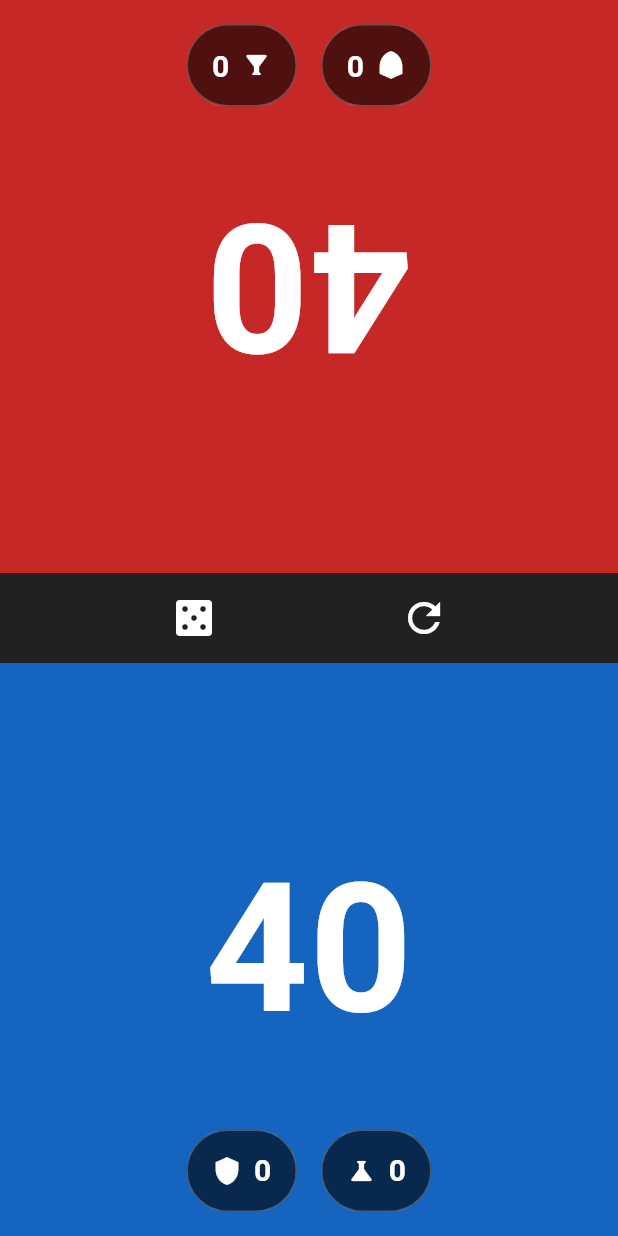
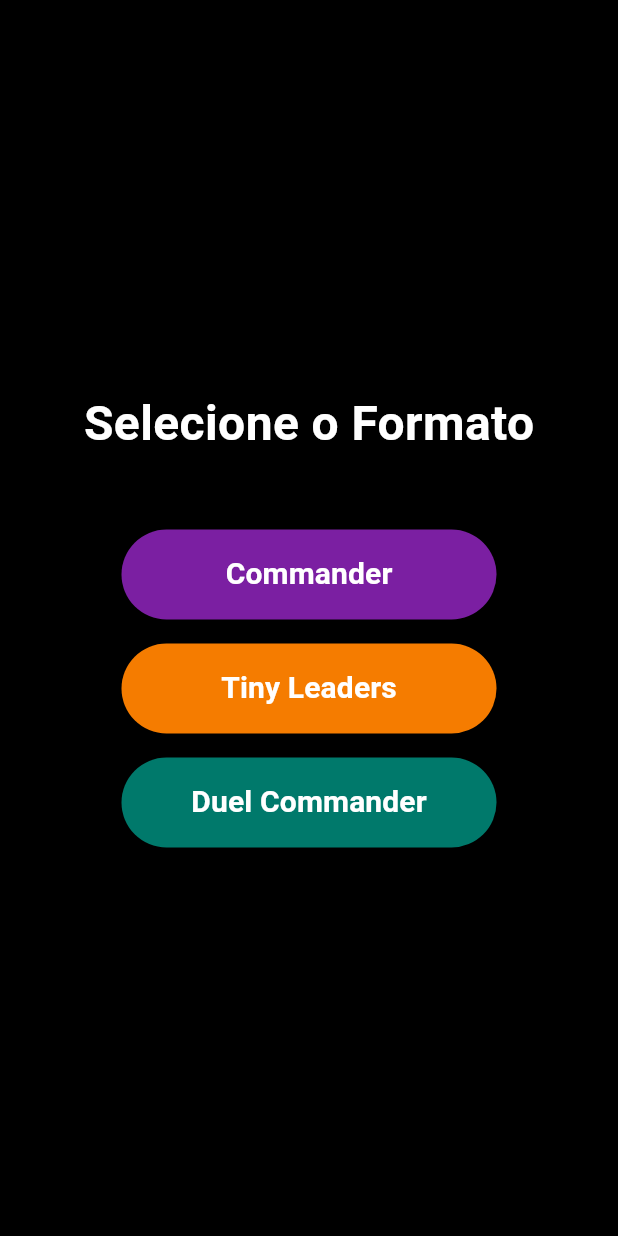
Before and after one commit to pedroso-dev/wolfnir_mtg_life_counter, a Flutter app: the screen it shows after launch, on a phone screen of 412 x 824 dp. Run offline on Flutter 3.47's test engine with Material 3 defaults, Android fonts, the phone set to English and light mode, and no system bars; our stand-ins replace equatable, flutter_bloc, wakelock_plus.

Commit message:
feat: implementa seleção de formatos e botão de trocar modo; fix: atualiza suíte de testes (v0.3.2)

```diff
--- a/lib/core/constants/strings.dart
+++ b/lib/core/constants/strings.dart
@@ -8,6 +8,10 @@ class AppStrings {
   static const life = 'Vida';
   static const player1 = 'Jogador 1';
   static const player2 = 'Jogador 2';
+  static const selectFormat = 'Selecione o Formato';
+  static const commander = 'Commander';
+  static const duelCommander = 'Duel Commander';
+  static const tinyLeaders = 'Tiny Leaders';
 
   // Novas strings para os Dados
   static const rollDice = 'Rolar Dados';
--- a/lib/features/match/presentation/cubit/match_state.dart
+++ b/lib/features/match/presentation/cubit/match_state.dart
@@ -1,5 +1,6 @@
 import 'package:equatable/equatable.dart';
 import '../../domain/entities/player.dart';
+import '../../domain/enums/game_format.dart';
 
 enum MatchStatus { initial, playing, finished }
 
@@ -8,25 +9,29 @@ class MatchState extends Equatable {
   final Map<String, Player> players;
   final MatchStatus status;
   final String? loserId;
+  final GameFormat? format; // Adicionado aqui
 
   const MatchState({
     required this.players,
     this.status = MatchStatus.initial,
     this.loserId,
+    this.format, // Adicionado aqui
   });
 
   MatchState copyWith({
     Map<String, Player>? players,
     MatchStatus? status,
     String? loserId,
+    GameFormat? format, // Adicionado aqui
   }) {
     return MatchState(
       players: players ?? this.players,
       status: status ?? this.status,
       loserId: loserId ?? this.loserId,
+      format: format ?? this.format, // Adicionado aqui
     );
   }
 
   @override
-  List<Object?> get props => [players, status, loserId];
+  List<Object?> get props => [players, status, loserId, format];
 }
--- a/lib/features/match/presentation/pages/match_screen.dart
+++ b/lib/features/match/presentation/pages/match_screen.dart
@@ -5,6 +5,7 @@ import '../cubit/match_cubit.dart';
 import '../cubit/match_state.dart';
 import '../widgets/player_board.dart';
 import '../widgets/dice_modal.dart';
+import '../../domain/enums/game_format.dart';
 
 class MatchScreen extends StatefulWidget {
   const MatchScreen({super.key});
@@ -17,8 +18,6 @@ class _MatchScreenState extends State<MatchScreen> {
   @override
   void initState() {
     super.initState();
-    // Start the match when the screen loads
-    context.read<MatchCubit>().startMatch();
   }
 
   void _showWinnerDialog(BuildContext context, String loserId) {
@@ -52,6 +51,39 @@ class _MatchScreenState extends State<MatchScreen> {
       backgroundColor: Colors.transparent,
       builder: (context) => const DiceModal(),
     );
+  } // <-- A chave que faltava para fechar o modal estava aqui!
+
+  Widget _buildSetupScreen(BuildContext context) {
+    return Center(
+      child: Column(
+        mainAxisAlignment: MainAxisAlignment.center,
+        children: [
+          const Text(
+            AppStrings.selectFormat,
+            style: TextStyle(
+              fontSize: 32,
+              fontWeight: FontWeight.bold,
+              color: Colors.white,
+            ),
+          ),
+          const SizedBox(height: 48),
+          _FormatButton(
+            format: GameFormat.commander,
+            color: Colors.purple.shade700,
+          ),
+          const SizedBox(height: 16),
+          _FormatButton(
+            format: GameFormat.tinyLeaders,
+            color: Colors.orange.shade700,
+          ),
+          const SizedBox(height: 16),
+          _FormatButton(
+            format: GameFormat.duelCommander,
+            color: Colors.teal.shade700,
+          ),
+        ],
+      ),
+    );
   }
 
   @override
@@ -65,7 +97,11 @@ class _MatchScreenState extends State<MatchScreen> {
           }
         },
         builder: (context, state) {
-          if (state.status == MatchStatus.initial || state.players.isEmpty) {
+          if (state.status == MatchStatus.initial) {
+            return _buildSetupScreen(context);
+          }
+
+          if (state.players.isEmpty) {
             return const Center(child: CircularProgressIndicator());
           }
 
@@ -152,3 +188,36 @@ class _MatchScreenState extends State<MatchScreen> {
     );
   }
 }
+
+// O Botão de formato extraído para fora do State
+class _FormatButton extends StatelessWidget {
+  final GameFormat format;
+  final Color color;
+
+  const _FormatButton({required this.format, required this.color});
+
+  @override
+  Widget build(BuildContext context) {
+    return SizedBox(
+      width: 250,
+      height: 60,
+      child: ElevatedButton(
+        style: ElevatedButton.styleFrom(
+          backgroundColor: color,
+          shape: RoundedRectangleBorder(
+            borderRadius: BorderRadius.circular(30),
+          ),
+        ),
+        onPressed: () => context.read<MatchCubit>().startMatch(format),
+        child: Text(
+          format.displayName,
+          style: const TextStyle(
+            fontSize: 20,
+            fontWeight: FontWeight.bold,
+            color: Colors.white,
+          ),
+        ),
+      ),
+    );
+  }
+}
```
Also changed, not shown: lib/features/match/domain/enums/game_format.dart (added, +27 -0 lines), lib/features/match/presentation/cubit/match_cubit.dart (+12 -4 lines), 2 other files.
